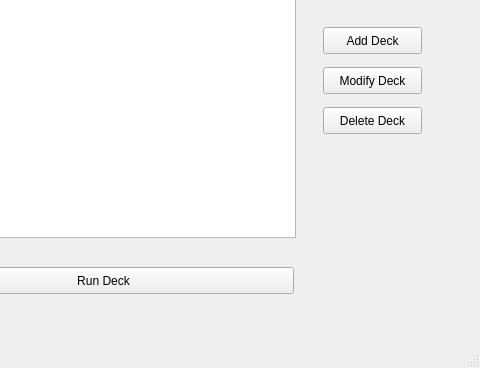
Before: the Qt Designer form mainwindow.ui in jbwyatt4/wyattflashcardapp, drawn with Qt 5; both pictures show x 137 to 617 and y 89 to 457 of the 617 by 457 pixel window.
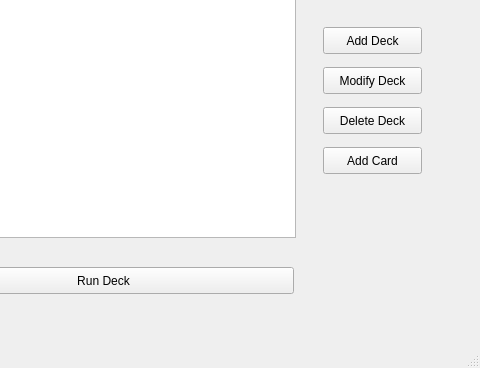
After: the same form once the commit is applied.

Commit message: got buttons working, delete working, working on deck edit window

```diff
--- a/mainwindow.ui
+++ b/mainwindow.ui
@@ -76,6 +76,19 @@
      <string>Run Deck</string>
     </property>
    </widget>
+   <widget class="QPushButton" name="addCardDeckButton">
+    <property name="geometry">
+     <rect>
+      <x>460</x>
+      <y>200</y>
+      <width>99</width>
+      <height>27</height>
+     </rect>
+    </property>
+    <property name="text">
+     <string>Add Card</string>
+    </property>
+   </widget>
   </widget>
   <widget class="QMenuBar" name="menuBar">
    <property name="geometry">
```
The commit also changes 8 other files.
